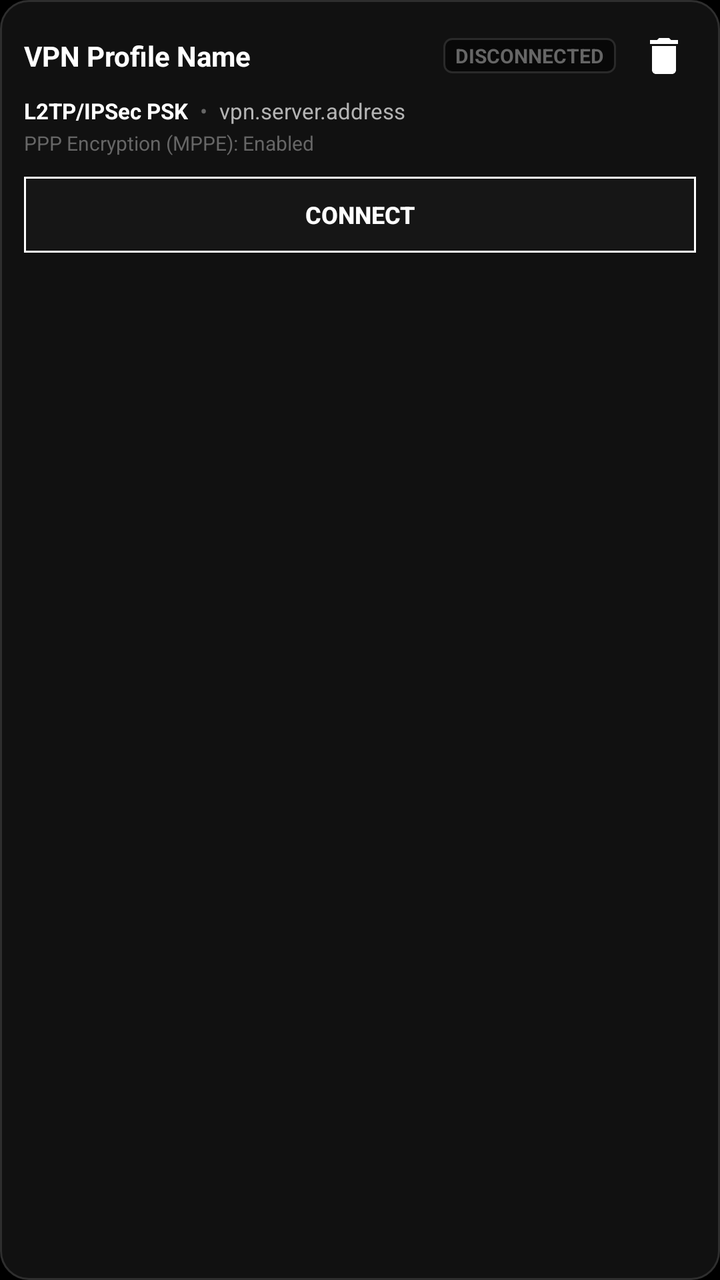
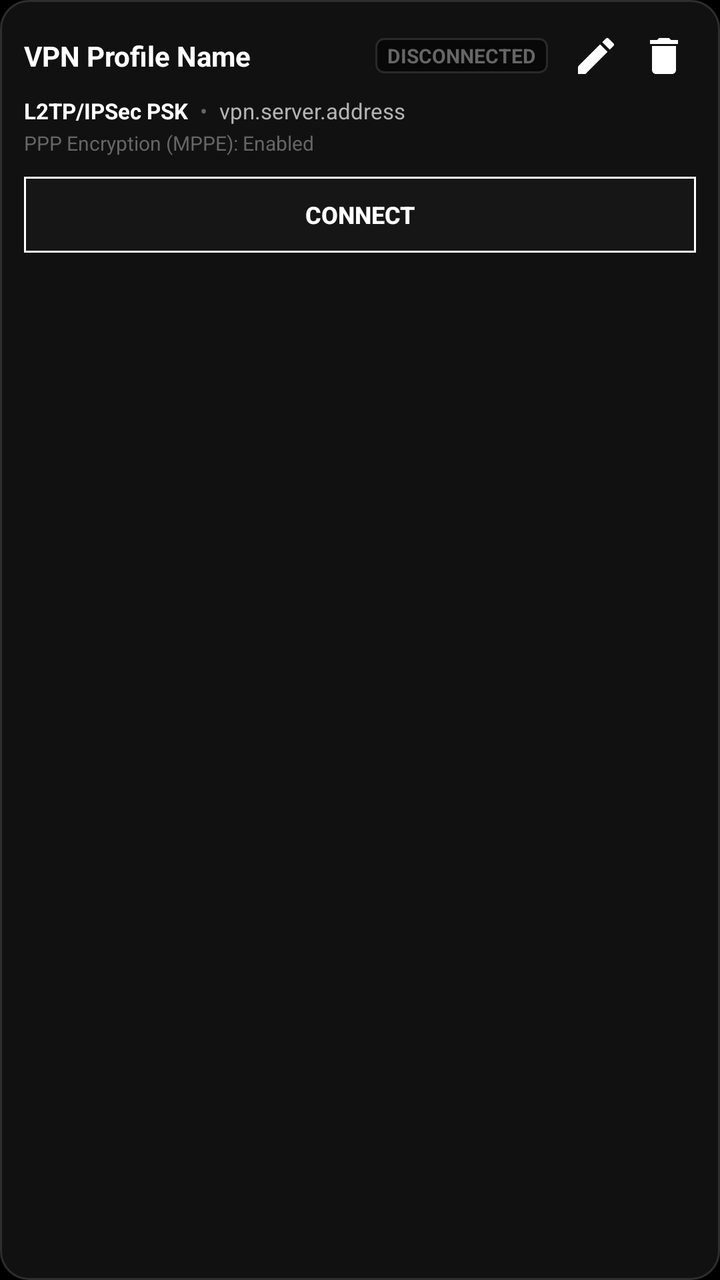

Two renders of the same Android screen: before a commit and after it. Below are the layout's source before the change and the commit's diff.
<!-- AndroidManifest.xml: application theme Theme.Ghostly -->
<!-- res/layout/item_vpn_profile.xml -->
<?xml version="1.0" encoding="utf-8"?>
<LinearLayout xmlns:android="http://schemas.android.com/apk/res/android"
    android:layout_width="match_parent"
    android:layout_height="wrap_content"
    android:layout_marginBottom="8dp"
    android:background="@drawable/bg_card_dark"
    android:orientation="vertical"
    android:padding="12dp">

    
    <LinearLayout
        android:layout_width="match_parent"
        android:layout_height="wrap_content"
        android:gravity="center_vertical"
        android:orientation="horizontal">

        <TextView
            android:id="@+id/tvProfileName"
            android:layout_width="0dp"
            android:layout_height="wrap_content"
            android:layout_weight="1"
            android:text="VPN Profile Name"
            android:textColor="@color/ghost_text_primary"
            android:textSize="14sp"
            android:textStyle="bold" />

        <TextView
            android:id="@+id/tvProfileStatus"
            android:layout_width="wrap_content"
            android:layout_height="wrap_content"
            android:layout_marginStart="6dp"
            android:layout_marginEnd="8dp"
            android:background="@drawable/bg_terminal_console"
            android:paddingStart="6dp"
            android:paddingTop="2dp"
            android:paddingEnd="6dp"
            android:paddingBottom="2dp"
            android:text="DISCONNECTED"
            android:textColor="@color/ghost_text_muted"
            android:textSize="10sp"
            android:textStyle="bold" />

        <ImageButton
            android:id="@+id/btnDeleteProfile"
            android:layout_width="32dp"
            android:layout_height="32dp"
            android:background="?android:attr/selectableItemBackgroundBorderless"
            android:contentDescription="@string/delete"
            android:padding="6dp"
            android:src="@drawable/ic_delete" />
    </LinearLayout>

    
    <LinearLayout
        android:layout_width="match_parent"
        android:layout_height="wrap_content"
        android:layout_marginTop="4dp"
        android:gravity="center_vertical"
        android:orientation="horizontal">

        <TextView
            android:id="@+id/tvProfileType"
            android:layout_width="wrap_content"
            android:layout_height="wrap_content"
            android:text="L2TP/IPSec PSK"
            android:textColor="@color/ghost_text_primary"
            android:textSize="11sp"
            android:textStyle="bold" />

        <TextView
            android:layout_width="wrap_content"
            android:layout_height="wrap_content"
            android:layout_marginStart="6dp"
            android:layout_marginEnd="6dp"
            android:text="•"
            android:textColor="@color/ghost_text_muted"
            android:textSize="11sp" />

        <TextView
            android:id="@+id/tvProfileServer"
            android:layout_width="0dp"
            android:layout_height="wrap_content"
            android:layout_weight="1"
            android:singleLine="true"
            android:text="vpn.server.address"
            android:textColor="@color/ghost_text_secondary"
            android:textSize="11sp" />
    </LinearLayout>

    <TextView
        android:id="@+id/tvProfileEncryption"
        android:layout_width="wrap_content"
        android:layout_height="wrap_content"
        android:layout_marginTop="2dp"
        android:text="PPP Encryption (MPPE): Enabled"
        android:textColor="@color/ghost_text_muted"
        android:textSize="10sp" />

    
    <Button
        android:id="@+id/btnConnectToggle"
        android:layout_width="match_parent"
        android:layout_height="38dp"
        android:layout_marginTop="10dp"
        android:background="@drawable/bg_square_purge_btn"
        android:text="@string/connect"
        android:textColor="#FFFFFF"
        android:textSize="12sp"
        android:textStyle="bold" />

</LinearLayout>
<!-- resources referenced by this layout -->
<resources>
  <color name="ghost_text_muted">#666666</color>
  <color name="ghost_text_primary">#FFFFFF</color>
  <color name="ghost_text_secondary">#B4B4B4</color>
  <!-- drawable bg_card_dark (drawable) -->
  <?xml version="1.0" encoding="utf-8"?>
  <shape xmlns:android="http://schemas.android.com/apk/res/android"
      android:shape="rectangle">
      <solid android:color="@color/ghost_surface" />
      <corners android:radius="14dp" />
      <stroke
          android:width="1dp"
          android:color="@color/ghost_border" />
  </shape>
  <!-- drawable bg_square_purge_btn (drawable) -->
  <?xml version="1.0" encoding="utf-8"?>
  <selector xmlns:android="http://schemas.android.com/apk/res/android">
      <item android:state_pressed="true">
          <shape android:shape="rectangle">
              <solid android:color="#333333" />
              <corners android:radius="0dp" />
              <stroke android:width="1dp" android:color="#FFFFFF" />
          </shape>
      </item>
      <item>
          <shape android:shape="rectangle">
              <solid android:color="#161616" />
              <corners android:radius="0dp" />
              <stroke android:width="1dp" android:color="#FFFFFF" />
          </shape>
      </item>
  </selector>
  <!-- drawable bg_terminal_console (drawable) -->
  <?xml version="1.0" encoding="utf-8"?>
  <shape xmlns:android="http://schemas.android.com/apk/res/android"
      android:shape="rectangle">
      <solid android:color="#080808" />
      <stroke
          android:width="1dp"
          android:color="#2A2A2A" />
      <corners android:radius="4dp" />
  </shape>
  <!-- drawable ic_delete (drawable) -->
  <vector xmlns:android="http://schemas.android.com/apk/res/android"
      android:width="24dp"
      android:height="24dp"
      android:viewportWidth="24"
      android:viewportHeight="24">
      <path
          android:fillColor="@color/ghost_text_primary"
          android:pathData="M6,19c0,1.1 0.9,2 2,2h8c1.1,0 2,-0.9 2,-2V7H6v12zM19,4h-3.5l-1,-1h-5l-1,1H5v2h14V4z" />
  </vector>
  <string name="connect">Connect</string>
  <string name="delete">Delete</string>
  <style name="Theme.Ghostly" parent="@android:style/Theme.DeviceDefault.NoActionBar">
          <item name="android:windowBackground">@color/ghost_black</item>
          <item name="android:statusBarColor">@color/ghost_surface</item>
          <item name="android:navigationBarColor">@color/ghost_surface</item>
          <item name="android:colorPrimary">@color/ghost_accent</item>
          <item name="android:colorAccent">@color/ghost_accent</item>
          <item name="android:textColorPrimary">@color/ghost_text_primary</item>
          <item name="android:textColorSecondary">@color/ghost_text_secondary</item>
          <item name="android:windowNoTitle">true</item>
      </style>
  <color name="ghost_surface">#111111</color>
  <color name="ghost_border">#2E2E2E</color>
  <color name="ghost_black">#000000</color>
  <color name="ghost_accent">#FFFFFF</color>
</resources>

<!-- the commit's change to res/layout/item_vpn_profile.xml (unified diff, before → after) -->
@@ -39,6 +39,16 @@
             android:textColor="@color/ghost_text_muted"
             android:textSize="10sp"
             android:textStyle="bold" />
+
+        <ImageButton
+            android:id="@+id/btnEditProfile"
+            android:layout_width="32dp"
+            android:layout_height="32dp"
+            android:layout_marginEnd="2dp"
+            android:background="?android:attr/selectableItemBackgroundBorderless"
+            android:contentDescription="@string/edit"
+            android:padding="6dp"
+            android:src="@drawable/ic_edit" />
 
         <ImageButton
             android:id="@+id/btnDeleteProfile"
<!-- resource entries referenced after the edit -->
@@ -51,8 +51,20 @@
           android:fillColor="@color/ghost_text_primary"
           android:pathData="M6,19c0,1.1 0.9,2 2,2h8c1.1,0 2,-0.9 2,-2V7H6v12zM19,4h-3.5l-1,-1h-5l-1,1H5v2h14V4z" />
   </vector>
+  <!-- drawable ic_edit (drawable) -->
+  <?xml version="1.0" encoding="utf-8"?>
+  <vector xmlns:android="http://schemas.android.com/apk/res/android"
+      android:width="24dp"
+      android:height="24dp"
+      android:viewportWidth="24"
+      android:viewportHeight="24">
+      <path
+          android:fillColor="#FFFFFF"
+          android:pathData="M3,17.25V21h3.75L17.81,9.94l-3.75,-3.75L3,17.25zM20.71,7.04c0.39,-0.39 0.39,-1.02 0,-1.41l-2.34,-2.34c-0.39,-0.39 -1.02,-0.39 -1.41,0l-1.83,1.83 3.75,3.75 1.83,-1.83z" />
+  </vector>
   <string name="connect">Connect</string>
   <string name="delete">Delete</string>
+  <string name="edit">Edit</string>
   <style name="Theme.Ghostly" parent="@android:style/Theme.DeviceDefault.NoActionBar">
           <item name="android:windowBackground">@color/ghost_black</item>
           <item name="android:statusBarColor">@color/ghost_surface</item>
